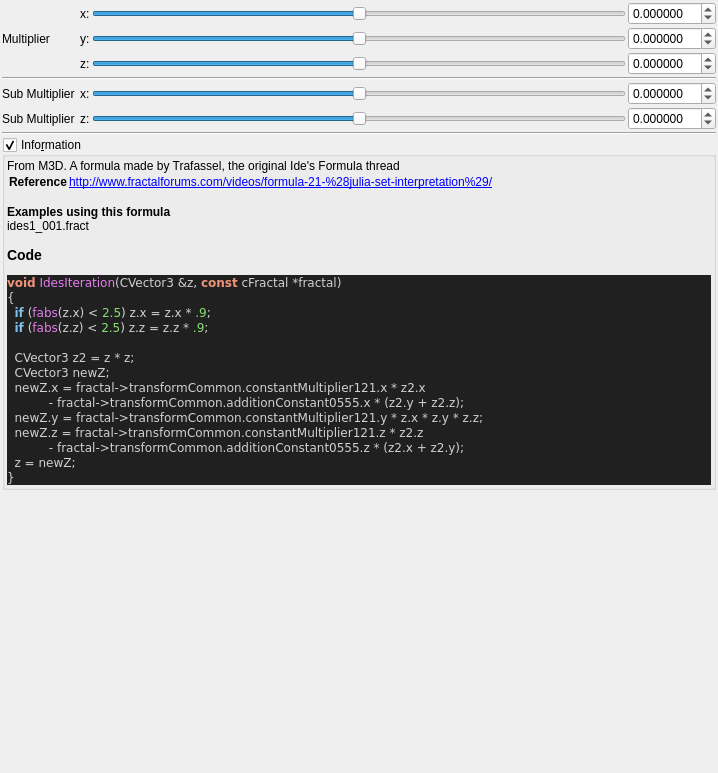
This is mandelbulber2/qt_data/fractal_ides.ui in buddhi1980/mandelbulber2 as Qt 5 draws it before an edit. The edited form follows.
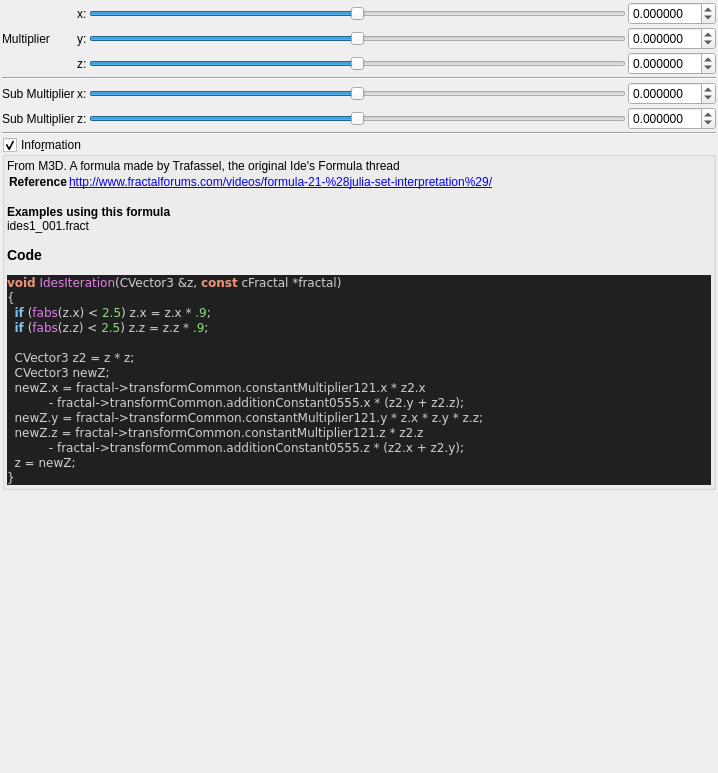
This is the edited form. Custom widgets are drawn as their Qt base class.

What changed in the file:
```diff
--- a/mandelbulber2/qt_data/fractal_ides.ui
+++ b/mandelbulber2/qt_data/fractal_ides.ui
@@ -261,7 +261,7 @@
      <item row="5" column="1">
       <widget class="QLabel" name="label_146">
        <property name="text">
-        <string>Sub Multiplier </string>
+        <string>Sub Multiplier</string>
        </property>
       </widget>
      </item>
```
